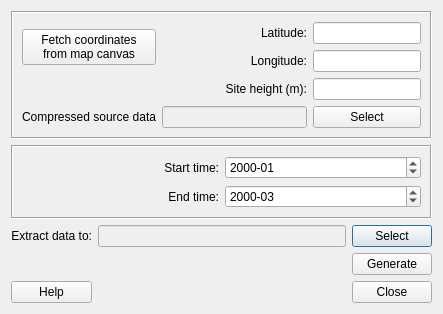
Above: WATCHData/watch_dialog_base.ui from UMEP-dev/UMEP before the change. Below: the same form after it.
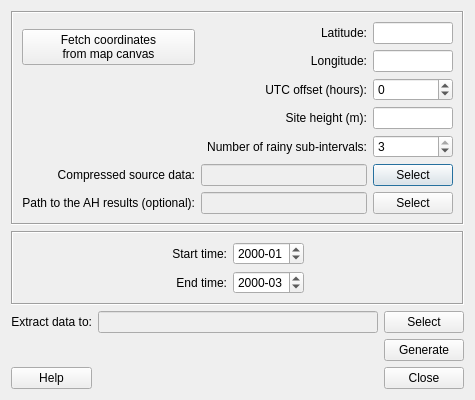
That is the form after the change.

Diff of the .ui file:
```diff
--- a/WATCHData/watch_dialog_base.ui
+++ b/WATCHData/watch_dialog_base.ui
@@ -6,179 +6,15 @@
    <rect>
     <x>0</x>
     <y>0</y>
-    <width>443</width>
-    <height>308</height>
+    <width>445</width>
+    <height>393</height>
    </rect>
   </property>
   <property name="windowTitle">
    <string>WATCH data</string>
   </property>
-  <layout class="QGridLayout" name="gridLayout_2">
-   <item row="7" column="2">
-    <widget class="QPushButton" name="pushButtonSave">
-     <property name="text">
-      <string>Select</string>
-     </property>
-    </widget>
-   </item>
-   <item row="7" column="0">
-    <widget class="QLabel" name="label_4">
-     <property name="text">
-      <string>Extract data to:</string>
-     </property>
-     <property name="alignment">
-      <set>Qt::AlignRight|Qt::AlignTrailing|Qt::AlignVCenter</set>
-     </property>
-    </widget>
-   </item>
-   <item row="9" column="2">
-    <widget class="QPushButton" name="pushButtonClose">
-     <property name="text">
-      <string>Close</string>
-     </property>
-    </widget>
-   </item>
-   <item row="6" column="1">
-    <widget class="QLabel" name="lblStatus">
-     <property name="text">
-      <string/>
-     </property>
-     <property name="alignment">
-      <set>Qt::AlignRight|Qt::AlignTrailing|Qt::AlignVCenter</set>
-     </property>
-    </widget>
-   </item>
-   <item row="9" column="0">
-    <widget class="QPushButton" name="pushButtonHelp">
-     <property name="text">
-      <string>Help</string>
-     </property>
-    </widget>
-   </item>
-   <item row="7" column="1">
-    <widget class="QLineEdit" name="textOutput">
-     <property name="enabled">
-      <bool>false</bool>
-     </property>
-     <property name="layoutDirection">
-      <enum>Qt::LeftToRight</enum>
-     </property>
-     <property name="text">
-      <string/>
-     </property>
-    </widget>
-   </item>
-   <item row="5" column="0" rowspan="2" colspan="3">
-    <widget class="QFrame" name="frame">
-     <property name="sizePolicy">
-      <sizepolicy hsizetype="Expanding" vsizetype="Preferred">
-       <horstretch>0</horstretch>
-       <verstretch>0</verstretch>
-      </sizepolicy>
-     </property>
-     <property name="frameShape">
-      <enum>QFrame::Box</enum>
-     </property>
-     <property name="frameShadow">
-      <enum>QFrame::Sunken</enum>
-     </property>
-     <layout class="QGridLayout" name="gridLayout">
-      <item row="3" column="1">
-       <widget class="QDateEdit" name="dateEditEnd">
-        <property name="date">
-         <date>
-          <year>2000</year>
-          <month>3</month>
-          <day>1</day>
-         </date>
-        </property>
-        <property name="maximumDate">
-         <date>
-          <year>2014</year>
-          <month>12</month>
-          <day>31</day>
-         </date>
-        </property>
-        <property name="minimumDate">
-         <date>
-          <year>1979</year>
-          <month>2</month>
-          <day>1</day>
-         </date>
-        </property>
-        <property name="displayFormat">
-         <string>yyyy-MM</string>
-        </property>
-       </widget>
-      </item>
-      <item row="3" column="0">
-       <widget class="QLabel" name="label_9">
-        <property name="text">
-         <string>End time:</string>
-        </property>
-        <property name="alignment">
-         <set>Qt::AlignRight|Qt::AlignTrailing|Qt::AlignVCenter</set>
-        </property>
-       </widget>
-      </item>
-      <item row="2" column="0">
-       <widget class="QLabel" name="label_8">
-        <property name="text">
-         <string>Start time:</string>
-        </property>
-        <property name="alignment">
-         <set>Qt::AlignRight|Qt::AlignTrailing|Qt::AlignVCenter</set>
-        </property>
-       </widget>
-      </item>
-      <item row="2" column="1">
-       <widget class="QDateEdit" name="dateEditStart">
-        <property name="maximumDateTime">
-         <datetime>
-          <hour>23</hour>
-          <minute>59</minute>
-          <second>59</second>
-          <year>2014</year>
-          <month>11</month>
-          <day>30</day>
-         </datetime>
-        </property>
-        <property name="minimumDateTime">
-         <datetime>
-          <hour>0</hour>
-          <minute>0</minute>
-          <second>0</second>
-          <year>1979</year>
-          <month>1</month>
-          <day>1</day>
-         </datetime>
-        </property>
-        <property name="maximumDate">
-         <date>
-          <year>2014</year>
-          <month>11</month>
-          <day>30</day>
-         </date>
-        </property>
-        <property name="displayFormat">
-         <string>yyyy-MM</string>
-        </property>
-       </widget>
-      </item>
-     </layout>
-    </widget>
-   </item>
-   <item row="8" column="2">
-    <widget class="QPushButton" name="runButton">
-     <property name="cursor">
-      <cursorShape>ArrowCursor</cursorShape>
-     </property>
-     <property name="text">
-      <string>Generate</string>
-     </property>
-    </widget>
-   </item>
-   <item row="0" column="0" colspan="3">
+  <layout class="QGridLayout" name="gridLayout_5">
+   <item row="0" column="0">
     <widget class="QFrame" name="frame_2">
      <property name="sizePolicy">
       <sizepolicy hsizetype="Preferred" vsizetype="Expanding">
@@ -195,7 +31,36 @@
      <layout class="QGridLayout" name="gridLayout_4">
       <item row="0" column="0">
        <layout class="QGridLayout" name="gridLayout_3">
-        <item row="2" column="5">
+        <item row="4" column="5">
+         <widget class="QSpinBox" name="spinBoxRain">
+          <property name="enabled">
+           <bool>true</bool>
+          </property>
+          <property name="toolTip">
+           <string>Negative values for time zones west of UTC and vise versa (e.g. CET = 1)</string>
+          </property>
+          <property name="minimum">
+           <number>1</number>
+          </property>
+          <property name="maximum">
+           <number>3</number>
+          </property>
+          <property name="value">
+           <number>3</number>
+          </property>
+         </widget>
+        </item>
+        <item row="2" column="4">
+         <widget class="QLabel" name="label_11">
+          <property name="text">
+           <string>UTC offset (hours):</string>
+          </property>
+          <property name="alignment">
+           <set>Qt::AlignRight|Qt::AlignTrailing|Qt::AlignVCenter</set>
+          </property>
+         </widget>
+        </item>
+        <item row="3" column="5">
          <widget class="QLineEdit" name="textOutput_hgt">
           <property name="inputMask">
            <string/>
@@ -212,17 +77,17 @@
           </property>
          </widget>
         </item>
-        <item row="4" column="0">
+        <item row="6" column="0">
          <widget class="QLabel" name="label_7">
           <property name="text">
-           <string>Compressed source data</string>
+           <string>Compressed source data:</string>
           </property>
           <property name="alignment">
            <set>Qt::AlignRight|Qt::AlignTrailing|Qt::AlignVCenter</set>
           </property>
          </widget>
         </item>
-        <item row="4" column="5">
+        <item row="6" column="5">
          <widget class="QPushButton" name="pushButtonRaw">
           <property name="text">
            <string>Select</string>
@@ -270,7 +135,7 @@
           </property>
          </widget>
         </item>
-        <item row="2" column="4">
+        <item row="3" column="4">
          <widget class="QLabel" name="label_10">
           <property name="text">
            <string>Site height (m):</string>
@@ -280,7 +145,7 @@
           </property>
          </widget>
         </item>
-        <item row="2" column="3">
+        <item row="3" column="3">
          <spacer name="horizontalSpacer">
           <property name="orientation">
            <enum>Qt::Horizontal</enum>
@@ -293,7 +158,7 @@
           </property>
          </spacer>
         </item>
-        <item row="4" column="3" colspan="2">
+        <item row="6" column="3" colspan="2">
          <widget class="QLineEdit" name="textOutput_raw">
           <property name="enabled">
            <bool>false</bool>
@@ -303,11 +168,274 @@
           </property>
          </widget>
         </item>
+        <item row="4" column="4">
+         <widget class="QLabel" name="label_12">
+          <property name="text">
+           <string>Number of rainy sub-intervals:</string>
+          </property>
+          <property name="alignment">
+           <set>Qt::AlignRight|Qt::AlignTrailing|Qt::AlignVCenter</set>
+          </property>
+         </widget>
+        </item>
+        <item row="2" column="5">
+         <widget class="QSpinBox" name="spinBoxUTC">
+          <property name="enabled">
+           <bool>true</bool>
+          </property>
+          <property name="toolTip">
+           <string>Negative values for time zones west of UTC and vise versa (e.g. CET = 1)</string>
+          </property>
+          <property name="minimum">
+           <number>-12</number>
+          </property>
+          <property name="maximum">
+           <number>12</number>
+          </property>
+          <property name="value">
+           <number>0</number>
+          </property>
+         </widget>
+        </item>
+        <item row="7" column="5">
+         <widget class="QPushButton" name="pushButtonAH">
+          <property name="text">
+           <string>Select</string>
+          </property>
+         </widget>
+        </item>
+        <item row="7" column="3" colspan="2">
+         <widget class="QLineEdit" name="textOutput_AH">
+          <property name="enabled">
+           <bool>false</bool>
+          </property>
+          <property name="text">
+           <string/>
+          </property>
+         </widget>
+        </item>
+        <item row="7" column="0">
+         <widget class="QLabel" name="label_13">
+          <property name="text">
+           <string>Path to the AH results (optional):</string>
+          </property>
+          <property name="alignment">
+           <set>Qt::AlignRight|Qt::AlignTrailing|Qt::AlignVCenter</set>
+          </property>
+         </widget>
+        </item>
        </layout>
       </item>
      </layout>
     </widget>
    </item>
+   <item row="1" column="0">
+    <widget class="QFrame" name="frame">
+     <property name="sizePolicy">
+      <sizepolicy hsizetype="Expanding" vsizetype="Preferred">
+       <horstretch>0</horstretch>
+       <verstretch>0</verstretch>
+      </sizepolicy>
+     </property>
+     <property name="frameShape">
+      <enum>QFrame::Box</enum>
+     </property>
+     <property name="frameShadow">
+      <enum>QFrame::Sunken</enum>
+     </property>
+     <layout class="QGridLayout" name="gridLayout">
+      <item row="2" column="1">
+       <widget class="QLabel" name="label_8">
+        <property name="text">
+         <string>Start time:</string>
+        </property>
+        <property name="alignment">
+         <set>Qt::AlignRight|Qt::AlignTrailing|Qt::AlignVCenter</set>
+        </property>
+       </widget>
+      </item>
+      <item row="3" column="1">
+       <widget class="QLabel" name="label_9">
+        <property name="text">
+         <string>End time:</string>
+        </property>
+        <property name="alignment">
+         <set>Qt::AlignRight|Qt::AlignTrailing|Qt::AlignVCenter</set>
+        </property>
+       </widget>
+      </item>
+      <item row="2" column="3">
+       <spacer name="horizontalSpacer_3">
+        <property name="orientation">
+         <enum>Qt::Horizontal</enum>
+        </property>
+        <property name="sizeHint" stdset="0">
+         <size>
+          <width>40</width>
+          <height>20</height>
+         </size>
+        </property>
+       </spacer>
+      </item>
+      <item row="2" column="2">
+       <widget class="QDateEdit" name="dateEditStart">
+        <property name="maximumDateTime">
+         <datetime>
+          <hour>23</hour>
+          <minute>59</minute>
+          <second>59</second>
+          <year>2014</year>
+          <month>11</month>
+          <day>30</day>
+         </datetime>
+        </property>
+        <property name="minimumDateTime">
+         <datetime>
+          <hour>0</hour>
+          <minute>0</minute>
+          <second>0</second>
+          <year>1979</year>
+          <month>1</month>
+          <day>1</day>
+         </datetime>
+        </property>
+        <property name="maximumDate">
+         <date>
+          <year>2014</year>
+          <month>11</month>
+          <day>30</day>
+         </date>
+        </property>
+        <property name="displayFormat">
+         <string>yyyy-MM</string>
+        </property>
+       </widget>
+      </item>
+      <item row="3" column="2">
+       <widget class="QDateEdit" name="dateEditEnd">
+        <property name="date">
+         <date>
+          <year>2000</year>
+          <month>3</month>
+          <day>1</day>
+         </date>
+        </property>
+        <property name="maximumDate">
+         <date>
+          <year>2014</year>
+          <month>12</month>
+          <day>31</day>
+         </date>
+        </property>
+        <property name="minimumDate">
+         <date>
+          <year>1979</year>
+          <month>2</month>
+          <day>1</day>
+         </date>
+        </property>
+        <property name="displayFormat">
+         <string>yyyy-MM</string>
+        </property>
+       </widget>
+      </item>
+      <item row="2" column="0">
+       <spacer name="horizontalSpacer_4">
+        <property name="orientation">
+         <enum>Qt::Horizontal</enum>
+        </property>
+        <property name="sizeHint" stdset="0">
+         <size>
+          <width>40</width>
+          <height>20</height>
+         </size>
+        </property>
+       </spacer>
+      </item>
+     </layout>
+    </widget>
+   </item>
+   <item row="2" column="0">
+    <layout class="QGridLayout" name="gridLayout_2">
+     <item row="0" column="0">
+      <widget class="QLabel" name="label_4">
+       <property name="text">
+        <string>Extract data to:</string>
+       </property>
+       <property name="alignment">
+        <set>Qt::AlignRight|Qt::AlignTrailing|Qt::AlignVCenter</set>
+       </property>
+      </widget>
+     </item>
+     <item row="0" column="3">
+      <widget class="QPushButton" name="pushButtonSave">
+       <property name="text">
+        <string>Select</string>
+       </property>
+      </widget>
+     </item>
+     <item row="1" column="3">
+      <widget class="QPushButton" name="runButton">
+       <property name="cursor">
+        <cursorShape>ArrowCursor</cursorShape>
+       </property>
+       <property name="text">
+        <string>Generate</string>
+       </property>
+      </widget>
+     </item>
+     <item row="2" column="0">
+      <widget class="QPushButton" name="pushButtonHelp">
+       <property name="text">
+        <string>Help</string>
+       </property>
+      </widget>
+     </item>
+     <item row="2" column="1" colspan="2">
+      <widget class="QLabel" name="lblStatus">
+       <property name="text">
+        <string/>
+       </property>
+       <property name="alignment">
+        <set>Qt::AlignRight|Qt::AlignTrailing|Qt::AlignVCenter</set>
+       </property>
+      </widget>
+     </item>
+     <item row="2" column="3">
+      <widget class="QPushButton" name="pushButtonClose">
+       <property name="text">
+        <string>Close</string>
+       </property>
+      </widget>
+     </item>
+     <item row="1" column="2">
+      <spacer name="horizontalSpacer_2">
+       <property name="orientation">
+        <enum>Qt::Horizontal</enum>
+       </property>
+       <property name="sizeHint" stdset="0">
+        <size>
+         <width>108</width>
+         <height>20</height>
+        </size>
+       </property>
+      </spacer>
+     </item>
+     <item row="0" column="1" colspan="2">
+      <widget class="QLineEdit" name="textOutput">
+       <property name="enabled">
+        <bool>false</bool>
+       </property>
+       <property name="layoutDirection">
+        <enum>Qt::LeftToRight</enum>
+       </property>
+       <property name="text">
+        <string/>
+       </property>
+      </widget>
+     </item>
+    </layout>
+   </item>
   </layout>
  </widget>
  <tabstops>
```
Left out of the diff: 2 changed lines with no effect on the pictures.
